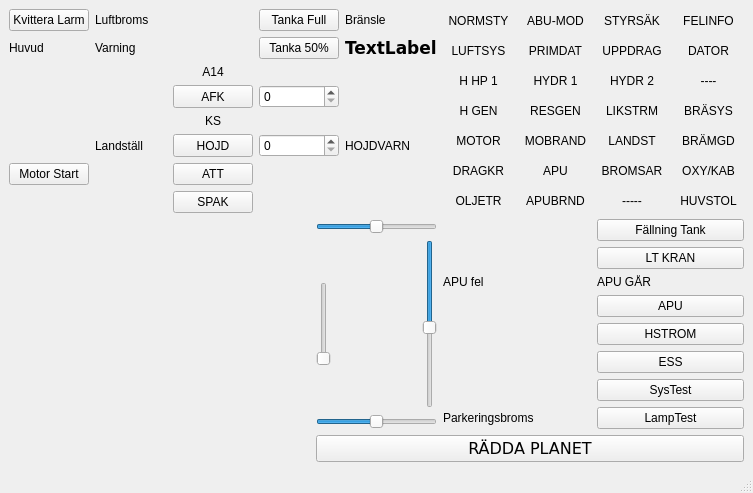
Qt form ui/main.ui (f11museum/JAS-IS-Cockpit) before a commit.
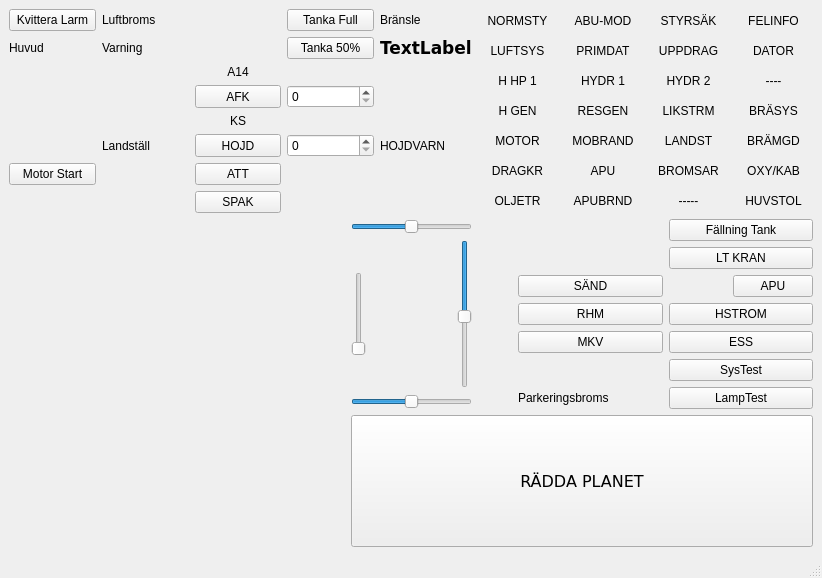
The same form after that commit.

Commit message: vu22 knappar

Diff of the .ui file:
```diff
--- a/ui/main.ui
+++ b/ui/main.ui
@@ -6,8 +6,8 @@
    <rect>
     <x>0</x>
     <y>0</y>
-    <width>753</width>
-    <height>461</height>
+    <width>822</width>
+    <height>578</height>
    </rect>
   </property>
   <property name="windowTitle">
@@ -299,79 +299,8 @@
       </item>
      </layout>
     </item>
-    <item row="2" column="2">
-     <layout class="QGridLayout" name="gridLayout_3">
-      <item row="3" column="2">
-       <widget class="QPushButton" name="button_apu_on">
-        <property name="text">
-         <string>APU</string>
-        </property>
-       </widget>
-      </item>
-      <item row="2" column="1">
-       <widget class="QLabel" name="lamps_apu_red">
-        <property name="text">
-         <string>APU fel</string>
-        </property>
-       </widget>
-      </item>
-      <item row="6" column="2">
-       <widget class="QPushButton" name="button_systest">
-        <property name="text">
-         <string>SysTest</string>
-        </property>
-       </widget>
-      </item>
-      <item row="7" column="2">
-       <widget class="QPushButton" name="button_lamptest">
-        <property name="text">
-         <string>LampTest</string>
-        </property>
-       </widget>
-      </item>
-      <item row="7" column="1">
-       <widget class="QLabel" name="lamps_park">
-        <property name="text">
-         <string>Parkeringsbroms</string>
-        </property>
-       </widget>
-      </item>
-      <item row="5" column="2">
-       <widget class="QPushButton" name="button_ess_on">
-        <property name="text">
-         <string>ESS</string>
-        </property>
-       </widget>
-      </item>
-      <item row="1" column="2">
-       <widget class="QPushButton" name="button_lt_kran_on">
-        <property name="text">
-         <string>LT KRAN</string>
-        </property>
-       </widget>
-      </item>
-      <item row="4" column="2">
-       <widget class="QPushButton" name="button_hstrom_on">
-        <property name="text">
-         <string>HSTROM</string>
-        </property>
-       </widget>
-      </item>
-      <item row="2" column="2">
-       <widget class="QLabel" name="lamps_apu_gar">
-        <property name="text">
-         <string>APU GÅR</string>
-        </property>
-       </widget>
-      </item>
-      <item row="0" column="2">
-       <widget class="QPushButton" name="button_falltank">
-        <property name="text">
-         <string>Fällning Tank</string>
-        </property>
-       </widget>
-      </item>
-     </layout>
+    <item row="5" column="0">
+     <layout class="QGridLayout" name="gridLayout_7"/>
     </item>
     <item row="2" column="1">
      <layout class="QGridLayout" name="gridLayout_5" columnminimumwidth="100,0">
@@ -658,6 +587,121 @@
       </item>
      </layout>
     </item>
+    <item row="2" column="2">
+     <layout class="QGridLayout" name="gridLayout_3">
+      <item row="6" column="2">
+       <widget class="QPushButton" name="button_ess_on">
+        <property name="text">
+         <string>ESS</string>
+        </property>
+       </widget>
+      </item>
+      <item row="0" column="2">
+       <widget class="QPushButton" name="button_falltank">
+        <property name="text">
+         <string>Fällning Tank</string>
+        </property>
+       </widget>
+      </item>
+      <item row="5" column="2">
+       <widget class="QPushButton" name="button_hstrom_on">
+        <property name="text">
+         <string>HSTROM</string>
+        </property>
+       </widget>
+      </item>
+      <item row="8" column="2">
+       <widget class="QPushButton" name="button_lamptest">
+        <property name="text">
+         <string>LampTest</string>
+        </property>
+       </widget>
+      </item>
+      <item row="1" column="2">
+       <widget class="QPushButton" name="button_lt_kran_on">
+        <property name="text">
+         <string>LT KRAN</string>
+        </property>
+       </widget>
+      </item>
+      <item row="8" column="1">
+       <widget class="QLabel" name="lamps_park">
+        <property name="text">
+         <string>Parkeringsbroms</string>
+        </property>
+       </widget>
+      </item>
+      <item row="7" column="2">
+       <widget class="QPushButton" name="button_systest">
+        <property name="text">
+         <string>SysTest</string>
+        </property>
+       </widget>
+      </item>
+      <item row="4" column="0">
+       <spacer name="horizontalSpacer">
+        <property name="orientation">
+         <enum>Qt::Horizontal</enum>
+        </property>
+        <property name="sizeType">
+         <enum>QSizePolicy::Preferred</enum>
+        </property>
+        <property name="sizeHint" stdset="0">
+         <size>
+          <width>40</width>
+          <height>20</height>
+         </size>
+        </property>
+       </spacer>
+      </item>
+      <item row="4" column="2">
+       <layout class="QGridLayout" name="gridLayout_8">
+        <item row="0" column="2">
+         <widget class="QPushButton" name="button_apu_on">
+          <property name="text">
+           <string>APU</string>
+          </property>
+         </widget>
+        </item>
+        <item row="0" column="1">
+         <widget class="QLabel" name="lamps_apu_red">
+          <property name="text">
+           <string/>
+          </property>
+         </widget>
+        </item>
+        <item row="0" column="0">
+         <widget class="QLabel" name="lamps_apu_gar">
+          <property name="text">
+           <string/>
+          </property>
+         </widget>
+        </item>
+       </layout>
+      </item>
+      <item row="6" column="1">
+       <widget class="QPushButton" name="button_mkv">
+        <property name="text">
+         <string>MKV</string>
+        </property>
+       </widget>
+      </item>
+      <item row="5" column="1">
+       <widget class="QPushButton" name="button_rhm">
+        <property name="text">
+         <string>RHM</string>
+        </property>
+       </widget>
+      </item>
+      <item row="4" column="1">
+       <widget class="QPushButton" name="button_sand">
+        <property name="text">
+         <string>SÄND</string>
+        </property>
+       </widget>
+      </item>
+     </layout>
+    </item>
    </layout>
   </widget>
   <widget class="QMenuBar" name="menubar">
```
Left out of the diff: 386 changed lines with no effect on the pictures. The commit also changes 2 other files.
